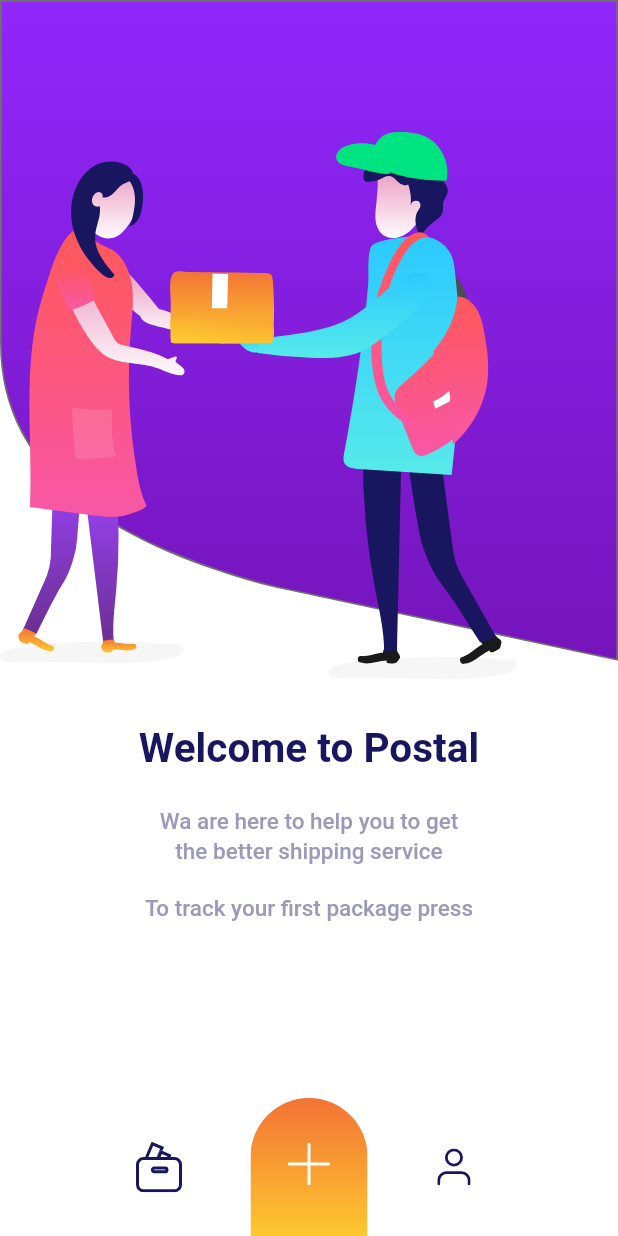
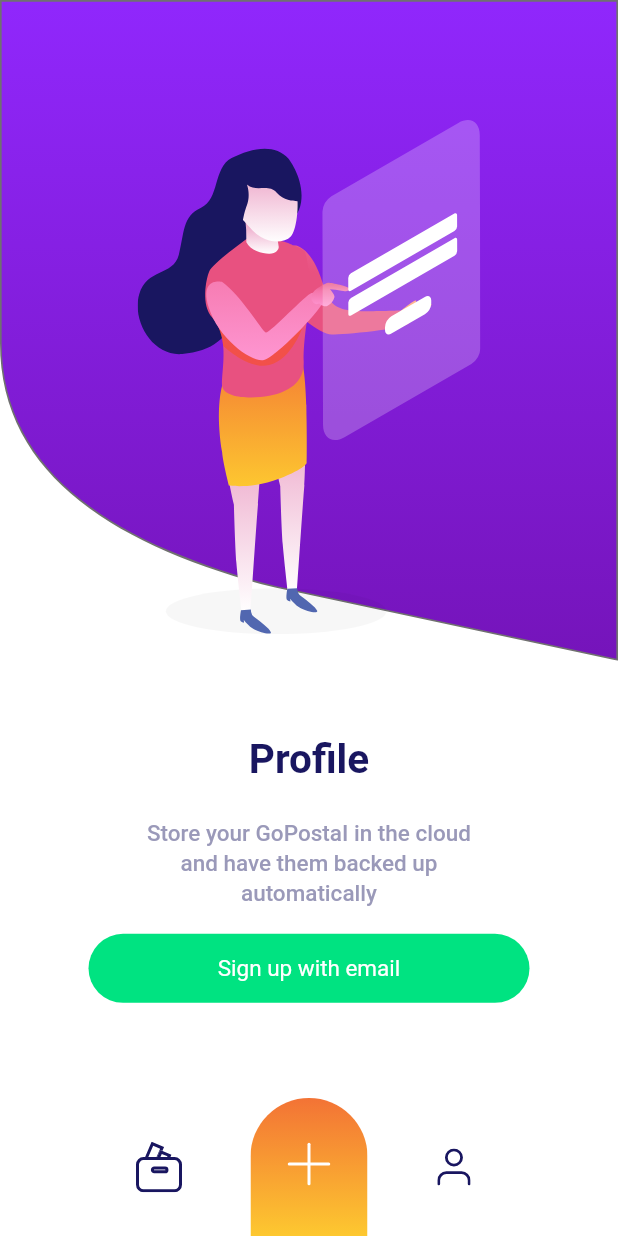
Before and after one commit to luoqiao6/flutter_postal, a Flutter app: the screen it shows after launch, on a phone screen of 412 x 824 dp. Run offline on Flutter 3.47's test engine with Material 2 defaults, Android fonts, the phone set to English and light mode, and no system bars; our stand-ins replace flutter_svg; Roboto replaces fonts that are missing (GoogleSans-Bold, GoogleSans-Medium).

Commit message:
profile 页面基本完成

```diff
--- a/lib/main.dart
+++ b/lib/main.dart
@@ -1,5 +1,6 @@
 import 'package:flutter/material.dart';
 import 'package:flutter_postal/pages/welcome_page.dart';
+import 'package:flutter_postal/pages/profile_page.dart';
 
 
 void main() => runApp(PostalApp());
@@ -13,7 +14,7 @@ class PostalApp extends StatelessWidget {
       theme: ThemeData(
         primarySwatch: Colors.blue,
       ),
-      home: WelcomePage(),
+      home: ProfilePage(),//WelcomePage(),
     );
   }
 }
--- /dev/null
+++ b/lib/pages/profile_page.dart
@@ -0,0 +1,144 @@
+import 'package:flutter/material.dart';
+import 'package:flutter_svg/flutter_svg.dart';
+import 'package:flutter_postal/utils/colors.dart';
+import 'package:flutter_postal/utils/textStyles.dart';
+import 'package:flutter_postal/widgets/postal_bottom_app_bar.dart';
+
+class ProfilePage extends StatefulWidget {
+
+  @override
+  State<StatefulWidget> createState() {
+
+    return _ProfilePageState();
+  }
+}
+
+class _ProfilePageState extends State<ProfilePage> {
+
+  @override
+  Widget build(BuildContext context) {
+    // TODO: implement build
+    double screenWidth = MediaQuery.of(context).size.width;
+    double screenHeight = MediaQuery.of(context).size.height;
+    double _imgHeight = screenHeight * 0.4160;
+
+    return Scaffold(
+      backgroundColor: PostalColors.white,
+      body: Stack(
+        children: <Widget>[
+          Center(
+            child: Column(
+              children: <Widget>[
+                Stack(
+                  //alignment: AlignmentDirectional.bottomCenter,
+                  children: <Widget>[
+
+                    Container(
+                      //color:PostalColors.blue,
+                      decoration: BoxDecoration(
+
+                      ),
+                      child: SvgPicture.asset(
+                        'res/images/background_img.svg',
+                        width: screenWidth,
+                        //height: 401,
+                      ),
+                    ),
+
+                    Container(
+                      padding: EdgeInsets.only(top: 0),
+                      alignment: AlignmentDirectional.center,
+                      //color: PostalColors.blue,
+                      child: Container(
+                        padding: EdgeInsets.only(top: 80),
+                        decoration: BoxDecoration(
+                          //color: Colors.white,
+//                            border: Border.all(
+//                              color: PostalColors.green,
+//                              width: 2,
+//                            ),
+                            //shape: BoxShape.circle
+                        ),
+                        child: SvgPicture.asset(
+                          'res/images/profile_img.svg',
+                          //width: screenWidth,
+                          height: _imgHeight,
+                        ),
+                      ),
+                    ),
+
+                  ],
+                ),
+
+                Padding(
+                  padding: EdgeInsets.only(top: 50),
+                  child: Container(
+                    child: Text('Profile', style: PostalTextStyles.googleSansBold27Blue,),
+                  ),
+                ),
+
+                /*
+Store your GoPostaI in the cloud and have them backed up automatically
+                * */
+
+                Padding(
+                  padding: EdgeInsets.only(top: 24),
+                  child: Container(
+                    child: Text('Store your GoPostaI in the cloud', style: PostalTextStyles.googleSansMedium15Blue,),
+                  ),
+                ),
+
+                Padding(
+                  padding: EdgeInsets.only(top: 2),
+                  child: Container(
+                    child: Text('and have them backed up', style: PostalTextStyles.googleSansMedium15Blue,),
+                  ),
+                ),
+
+                Padding(
+                  padding: EdgeInsets.only(top: 2),
+                  child: Container(
+                    child: Text('automatically', style: PostalTextStyles.googleSansMedium15Blue,),
+                  ),
+                ),
+
+                Padding(
+                  padding: EdgeInsets.only(top: 18),
+                  child: GestureDetector(
+                    onTap: () {
+                      print('login');
+                    },
+                    child: Container(
+                      width: 294,
+                      height: 46,
+                      alignment: AlignmentDirectional.center,
+                      decoration: BoxDecoration(
+                        color: PostalColors.green,
+                        borderRadius: BorderRadius.all(
+                            Radius.circular(23)
+                        ),
+                      ),
+                      child: Text('Sign up with email', style: PostalTextStyles.googleSansMedium15White,),
+                    ),
+                  ),
+                ),
+
+
+              ],
+
+            ),
+          ),
+
+          Positioned(
+            bottom: 0,
+            child: PostalBottomAppBar(),
+          ),
+
+        ],
+      ),
+
+      //bottomNavigationBar: PostalBottomAppBar(),
+
+    );
+  }
+}
--- a/lib/utils/textStyles.dart
+++ b/lib/utils/textStyles.dart
@@ -19,7 +19,12 @@ class PostalTextStyles {
     fontWeight: FontWeight.w500,
   );
 
-
+  static const googleSansMedium15White = TextStyle(
+    color: PostalColors.white,
+    fontSize: 15,
+    fontFamily: 'GoogleSans-Medium',
+    //fontWeight: FontWeight.bold,
+  );
 
 
 
```
Also changed, not shown: res/images/profile_img.svg (added).
